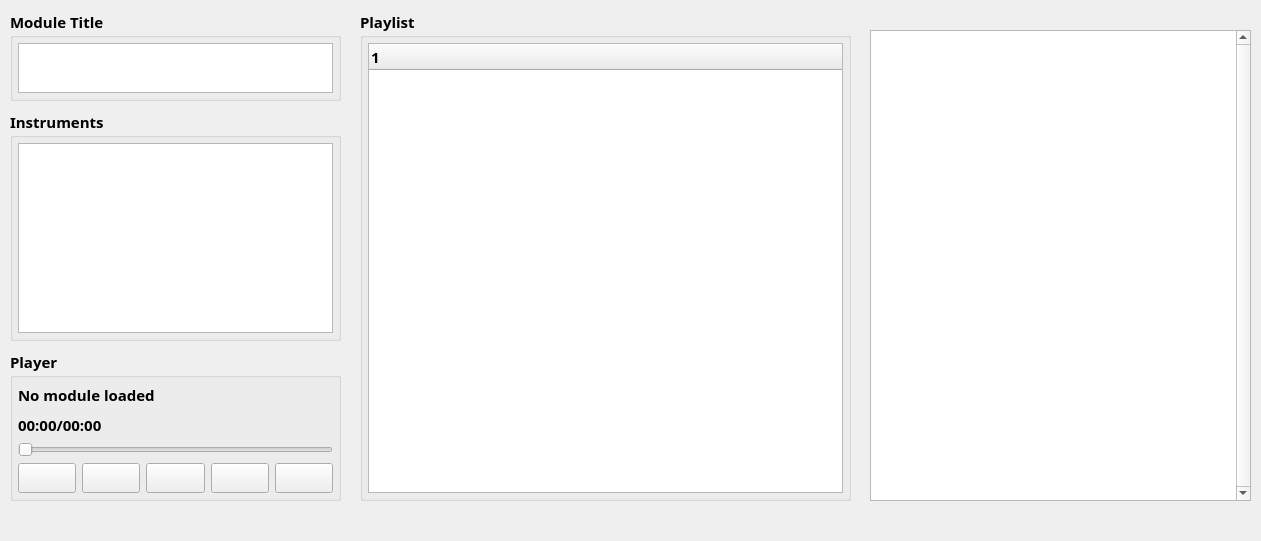
The window that mainwindow.ui (pekdemir/qtModPlayer) describes before a commit, drawn with Qt 5.
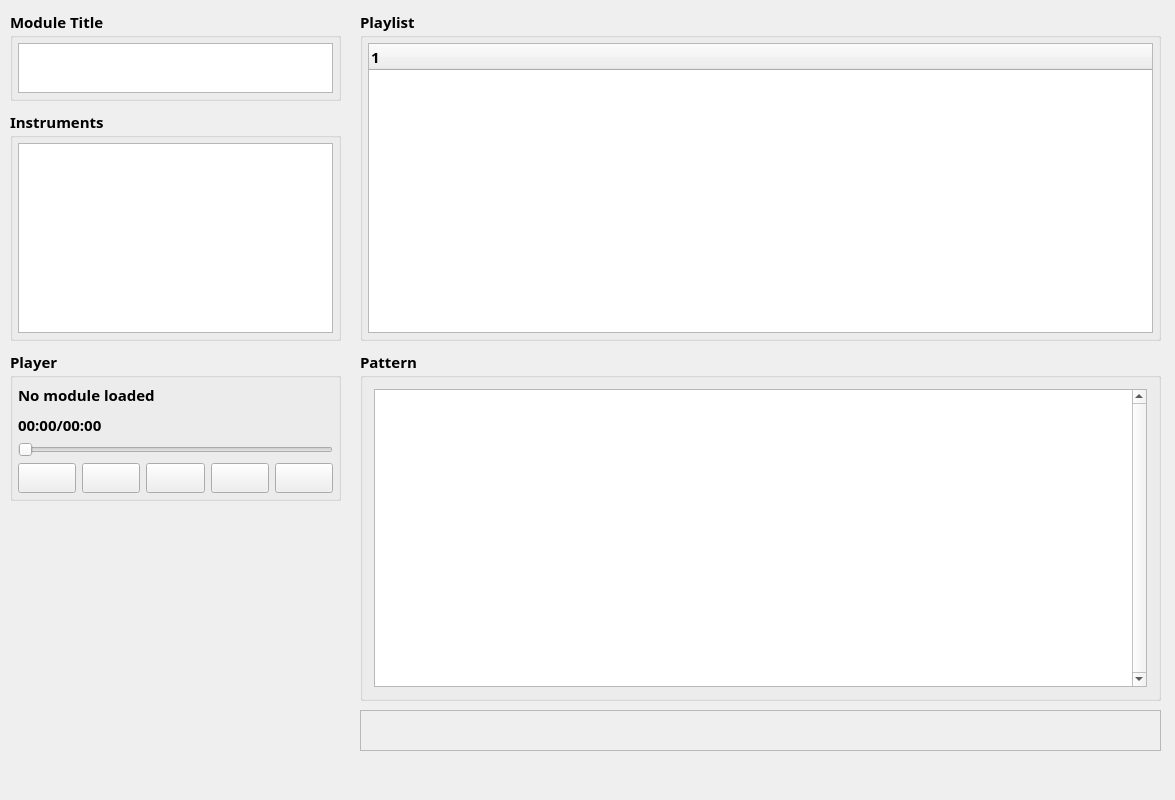
The same window after the commit. Icons and pictures are not drawn.

```diff
--- a/mainwindow.ui
+++ b/mainwindow.ui
@@ -6,8 +6,8 @@
    <rect>
     <x>0</x>
     <y>0</y>
-    <width>1261</width>
-    <height>541</height>
+    <width>1175</width>
+    <height>800</height>
    </rect>
   </property>
   <property name="sizePolicy">
@@ -265,8 +265,8 @@
      <rect>
       <x>360</x>
       <y>10</y>
-      <width>491</width>
-      <height>491</height>
+      <width>801</width>
+      <height>331</height>
      </rect>
     </property>
     <property name="title">
@@ -302,18 +302,71 @@
      </item>
     </layout>
    </widget>
-   <widget class="QListWidget" name="noteList">
+   <widget class="QGroupBox" name="groupBox_5">
     <property name="geometry">
      <rect>
-      <x>870</x>
-      <y>30</y>
-      <width>381</width>
-      <height>471</height>
+      <x>360</x>
+      <y>350</y>
+      <width>801</width>
+      <height>351</height>
+     </rect>
+    </property>
+    <property name="title">
+     <string>Pattern</string>
+    </property>
+    <layout class="QVBoxLayout" name="verticalLayout">
+     <item>
+      <widget class="QListWidget" name="noteList">
+       <property name="verticalScrollBarPolicy">
+        <enum>Qt::ScrollBarAlwaysOn</enum>
+       </property>
+      </widget>
+     </item>
+    </layout>
+   </widget>
+   <widget class="QScrollArea" name="channelBarsScrollArea">
+    <property name="geometry">
+     <rect>
+      <x>360</x>
+      <y>710</y>
+      <width>801</width>
+      <height>41</height>
      </rect>
     </property>
     <property name="verticalScrollBarPolicy">
-     <enum>Qt::ScrollBarAlwaysOn</enum>
+     <enum>Qt::ScrollBarAlwaysOff</enum>
     </property>
+    <property name="widgetResizable">
+     <bool>true</bool>
+    </property>
+    <widget class="QWidget" name="scrollAreaWidgetContents_2">
+     <property name="geometry">
+      <rect>
+       <x>0</x>
+       <y>0</y>
+       <width>799</width>
+       <height>39</height>
+      </rect>
+     </property>
+     <widget class="QWidget" name="horizontalLayoutWidget">
+      <property name="geometry">
+       <rect>
+        <x>39</x>
+        <y>9</y>
+        <width>751</width>
+        <height>20</height>
+       </rect>
+      </property>
+      <layout class="QHBoxLayout" name="channelBarHLayout">
+       <property name="spacing">
+        <number>1</number>
+       </property>
+       <property name="sizeConstraint">
+        <enum>QLayout::SetFixedSize</enum>
+       </property>
+      </layout>
+     </widget>
+    </widget>
    </widget>
   </widget>
   <widget class="QMenuBar" name="menuBar">
```
Left out of the diff: 2 changed lines with no effect on the pictures.
